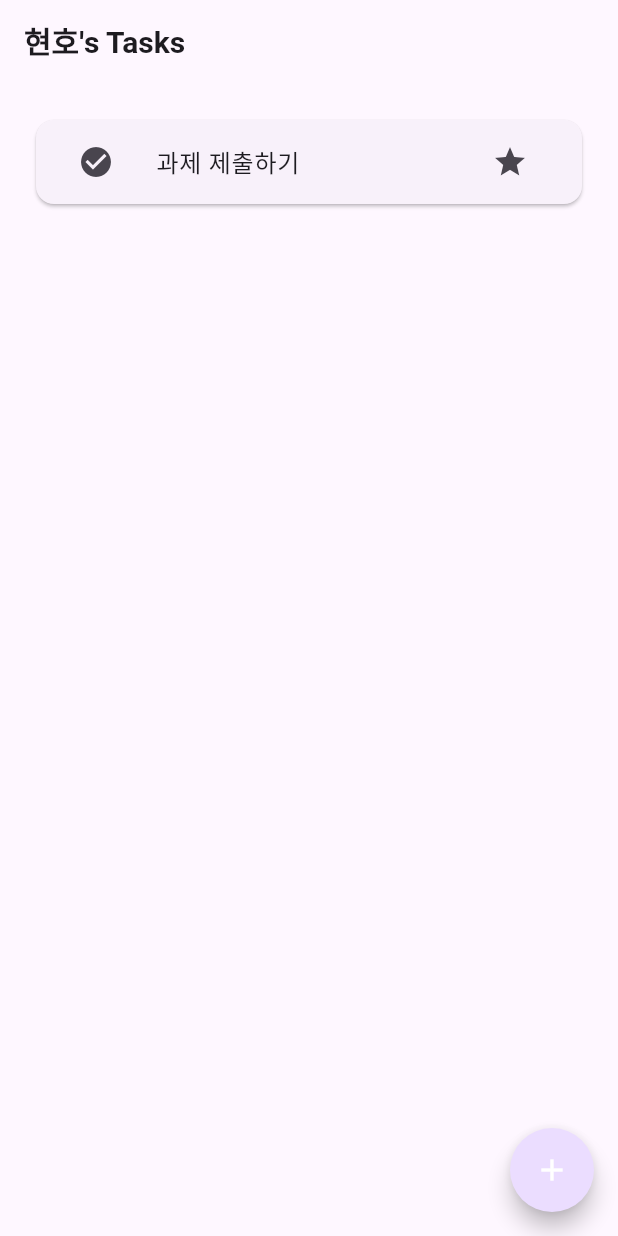
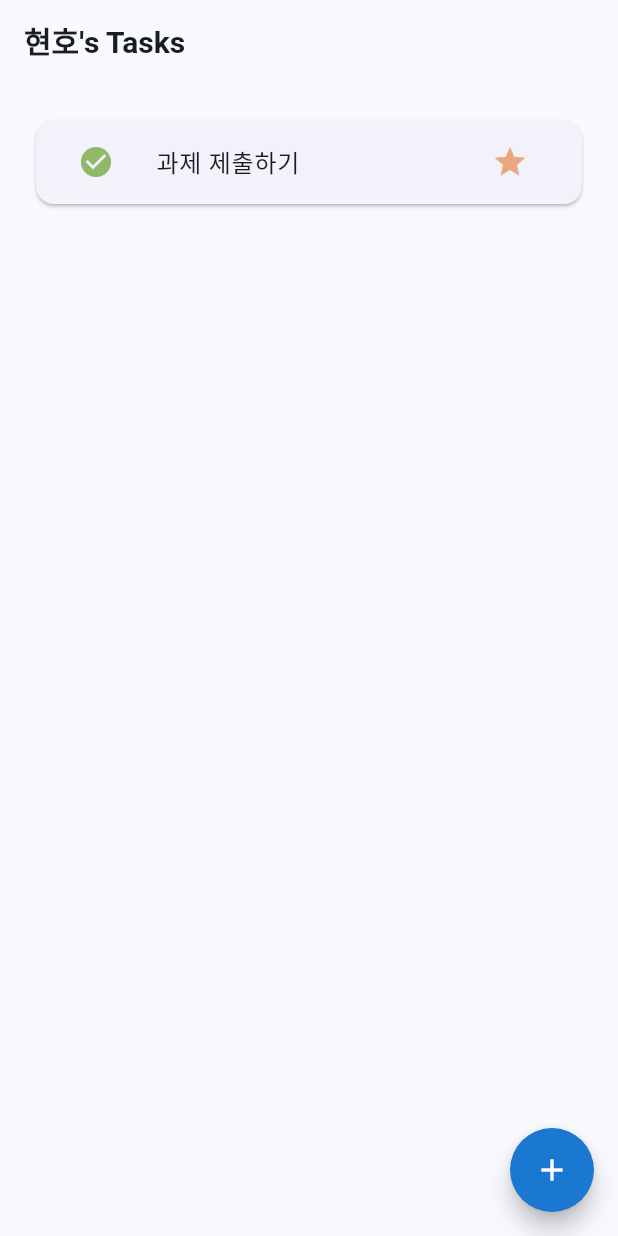
Before and after one commit to fireonmac/sparta-venture-assignments, a Flutter app: the screen it shows after launch, on a phone screen of 412 x 824 dp. Run offline on Flutter 3.47's test engine with Material 3 defaults, Android fonts, the phone set to English and light mode, and no system bars.

Commit message:
flutter_basic fix (#3)
* Tasks 플러터 프로젝트 생성

* Todo Entity 클래스 추가

* HomePage UI 구현 및 Todos 상태 연동

* HomePage 위젯 분리, TasksListItemView 토글 동작 구현

* TasksListView 간격 추가, UI 구현 완료

* HomePage에서 키보드 올라오면서 FAB가 위로 밀려나지 않도록 함

* 파일 및 클래스명 수정 (Tasks -> Todos)

* 아이템 선택 시 상세 페이지 이동 구현

* 클래스 이름 오타 및 import 에러 수정

* 상세 페이지 UI 및 기능 구현

* 상세 페이지 UI 및 기능 구현 (삭제, 수정)

* 테마 컬러 정의 및 적용

* 태스크 없을때 표시되는 UI 중앙 정렬

* 시스템 설정에 따른 다크모드 적용

* 새 태스크 추가 시 타이틀 작성해도 저장버튼 비활성화 문제 수정

```diff
--- a/flutter_basic/lib/main.dart
+++ b/flutter_basic/lib/main.dart
@@ -1,6 +1,7 @@
 import 'package:flutter/material.dart';
 import 'package:flutter_basic/src/constants.dart';
 import 'package:flutter_basic/src/home/home_page.dart';
+import 'package:flutter_basic/src/styles.dart';
 import 'package:flutter_basic/src/todos_provider.dart';
 import 'package:flutter_basic/src/todos_notifier.dart';
 
@@ -18,15 +19,29 @@ class MyApp extends StatefulWidget {
 class _MyAppState extends State<MyApp> {
   final TodosNotifier _todosNotifier = TodosNotifier();
 
+  ThemeData _createTheme(Brightness brightness) {
+    return ThemeData(
+      colorScheme: ColorScheme.fromSeed(
+        seedColor: Styles.primaryColor,
+        brightness: brightness,
+        primary: Styles.primaryColor,
+        secondary: Styles.secondaryColor,
+        error: Styles.errorColor,
+      ),
+      primarySwatch: Styles.primaryColor,
+      useMaterial3: true,
+    );
+  }
+
   @override
   Widget build(BuildContext context) {
     return TodosProvider(
       notifier: _todosNotifier,
       child: MaterialApp(
         title: appTitle,
-        theme: ThemeData(
-          colorScheme: ColorScheme.fromSeed(seedColor: Colors.deepPurple),
-        ),
+        theme: _createTheme(Brightness.light),
+        darkTheme: _createTheme(Brightness.dark),
+        themeMode: ThemeMode.system,
         home: const HomePage(),
       ),
     );
--- a/flutter_basic/lib/src/home/add_todo_view.dart
+++ b/flutter_basic/lib/src/home/add_todo_view.dart
@@ -1,4 +1,5 @@
 import 'package:flutter/material.dart';
+import 'package:flutter_basic/src/styles.dart';
 import 'package:flutter_basic/src/todos_provider.dart';
 
 class AddTodoView extends StatefulWidget {
@@ -98,6 +99,7 @@ class _AddTodoViewState extends State<AddTodoView> {
                     ),
                   IconButton(
                     icon: Icon(
+                      color: _isFavorite ? Styles.accentColor[200] : null,
                       _isFavorite ? Icons.star : Icons.star_border,
                       size: 24,
                     ),
--- a/flutter_basic/lib/src/home/home_page.dart
+++ b/flutter_basic/lib/src/home/home_page.dart
@@ -17,6 +17,7 @@ class HomePage extends StatelessWidget {
         child: const TodosView(),
       ),
       floatingActionButton: FloatingActionButton(
+        backgroundColor: Styles.primaryColor,
         onPressed: () {
           showModalBottomSheet(
             context: context,
--- a/flutter_basic/lib/src/home/todos_view.dart
+++ b/flutter_basic/lib/src/home/todos_view.dart
@@ -58,11 +58,13 @@ class _TodosListItemView extends StatelessWidget {
         leading: IconButton(
           icon: Icon(
             todo.isDone ? Icons.check_circle : Icons.radio_button_unchecked,
+            color: todo.isDone ? Styles.secondaryColor[300] : null,
           ),
           onPressed: () => todosNotifier.toggleIsDone(index),
         ),
-        title: Text(todo.title),
+        title: Text(todo.title, style: TextStyle()),
         trailing: IconButton(
+          color: todo.isFavorite ? Styles.accentColor[200] : null,
           icon: Icon(todo.isFavorite ? Icons.star : Icons.star_border),
           onPressed: () => todosNotifier.toggleIsFavorite(index),
         ),
@@ -83,12 +85,17 @@ class _NoTodosView extends StatelessWidget {
 
   @override
   Widget build(BuildContext context) {
-    return Expanded(
+    return Row(
+      mainAxisAlignment: MainAxisAlignment.center,
+      children: [
+        Flexible(
           child: Card(
-        shape: RoundedRectangleBorder(borderRadius: Styles.cardBorderRadius),
+            shape: RoundedRectangleBorder(
+              borderRadius: Styles.cardBorderRadius,
+            ),
             margin: const EdgeInsets.all(20),
             child: Padding(
-          padding: const EdgeInsets.all(20),
+              padding: EdgeInsets.all(20),
               child: Column(
                 crossAxisAlignment: CrossAxisAlignment.center,
                 mainAxisSize: MainAxisSize.min,
@@ -109,6 +116,8 @@ class _NoTodosView extends StatelessWidget {
               ),
             ),
           ),
+        ),
+      ],
     );
   }
 }
--- a/flutter_basic/lib/src/styles.dart
+++ b/flutter_basic/lib/src/styles.dart
@@ -1,16 +1,90 @@
 import 'package:flutter/material.dart';
 
 abstract class Styles {
-  // text
+  // ************************************************
+  // @ text
+  // ************************************************
   static const bold = TextStyle(fontWeight: FontWeight.bold);
   static const title = TextStyle(fontSize: 20.0, fontWeight: FontWeight.bold);
 
-  // padding
+  // ************************************************
+  // @ padding
+  // ************************************************
   static const bodyPadding = EdgeInsets.symmetric(
     vertical: 20.0,
     horizontal: 20.0,
   );
 
-  // cards
+  // ************************************************
+  // @ cards
+  // ************************************************
   static const cardBorderRadius = BorderRadius.all(Radius.circular(12.0));
+
+  // ************************************************
+  // @ colors
+  // ************************************************
+
+  // primary: blue
+  static const MaterialColor primaryColor =
+      MaterialColor(_primaryPrimaryValue, <int, Color>{
+        50: Color(0xFFE4EFF9),
+        100: Color(0xFFBBD7F1),
+        200: Color(0xFF8DBCE8),
+        300: Color(0xFF5FA1DE),
+        400: Color(0xFF3D8CD7),
+        500: Color(_primaryPrimaryValue),
+        600: Color(0xFF1870CB),
+        700: Color(0xFF1465C4),
+        800: Color(0xFF105BBE),
+        900: Color(0xFF0848B3),
+      });
+  static const int _primaryPrimaryValue = 0xFF1B78D0;
+
+  // secondary: green
+  static const MaterialColor secondaryColor =
+      MaterialColor(_secondaryPrimaryValue, <int, Color>{
+        50: Color(0xFFECF3E5),
+        100: Color(0xFFD0E0BD),
+        200: Color(0xFFB1CC92),
+        300: Color(0xFF91B866),
+        400: Color(0xFF7AA845),
+        500: Color(_secondaryPrimaryValue),
+        600: Color(0xFF5A9120),
+        700: Color(0xFF50861B),
+        800: Color(0xFF467C16),
+        900: Color(0xFF346B0D),
+      });
+  static const int _secondaryPrimaryValue = 0xFF629924;
+
+  // accent: orange
+  static const MaterialColor accentColor =
+      MaterialColor(_accentPrimaryValue, <int, Color>{
+        50: Color(0xFFFAEAE0),
+        100: Color(0xFFF3CAB3),
+        200: Color(0xFFEBA780),
+        300: Color(0xFFE2844D),
+        400: Color(0xFFDC6926),
+        500: Color(_accentPrimaryValue),
+        600: Color(0xFFD14800),
+        700: Color(0xFFCC3F00),
+        800: Color(0xFFC63600),
+        900: Color(0xFFBC2600),
+      });
+  static const int _accentPrimaryValue = 0xFFD64F00;
+
+  // error: red
+  static const MaterialColor errorColor =
+      MaterialColor(_dangerPrimaryValue, <int, Color>{
+        50: Color(0xFFFFEBEE),
+        100: Color(0xFFFFCDD2),
+        200: Color(0xFFEF9A9A),
+        300: Color(0xFFE57373),
+        400: Color(0xFFEF5350),
+        500: Color(_dangerPrimaryValue),
+        600: Color(0xFFE53935),
+        700: Color(0xFFD32F2F),
+        800: Color(0xFFC62828),
+        900: Color(0xFFB71C1C),
+      });
+  static const int _dangerPrimaryValue = 0xFFF44336;
 }
--- a/flutter_basic/lib/src/todo_detail_page.dart
+++ b/flutter_basic/lib/src/todo_detail_page.dart
@@ -46,6 +46,7 @@ class _TodoDetailPageState extends State<TodoDetailPage> {
           appBar: AppBar(
             actions: [
               IconButton(
+                color: todo.isFavorite ? Styles.accentColor[200] : null,
                 icon: Icon(todo.isFavorite ? Icons.star : Icons.star_border),
                 onPressed: () {
                   todosNotifier.toggleIsFavorite(widget.index);
@@ -138,7 +139,10 @@ class _TodoDetailPageState extends State<TodoDetailPage> {
                   todosNotifier.remove(widget.index);
                 }
               },
-              child: const Text('삭제', style: TextStyle(color: Colors.red)),
+              child: const Text(
+                '삭제',
+                style: TextStyle(color: Styles.errorColor),
+              ),
             ),
           ],
         );
```
Lines whose indentation alone changed are shown as unchanged.
